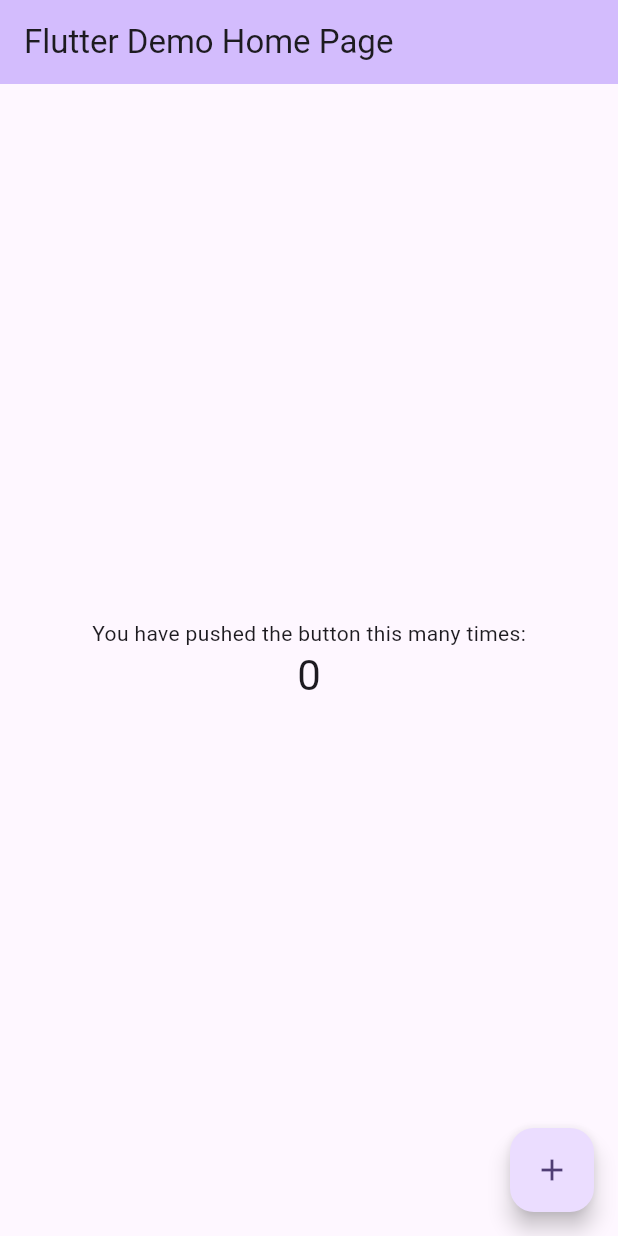
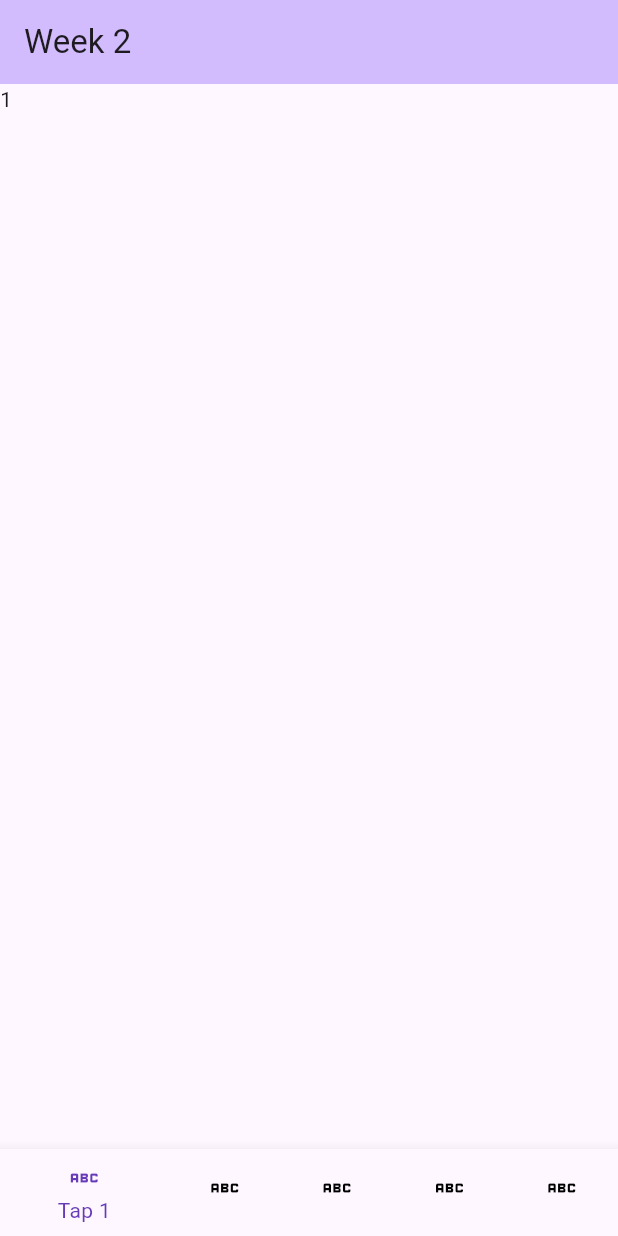
Before and after one commit to sanananan3/madweek2, a Flutter app: the screen it shows after launch, on a phone screen of 412 x 824 dp. Run offline on Flutter 3.47's test engine with Material 3 defaults, Android fonts, the light colour scheme and no system bars.

Commit message:
Implement tab.

```diff
--- a/lib/main.dart
+++ b/lib/main.dart
@@ -15,54 +15,69 @@ class MyApp extends StatelessWidget {
         colorScheme: ColorScheme.fromSeed(seedColor: Colors.deepPurple),
         useMaterial3: true,
       ),
-      home: const MyHomePage(title: 'Flutter Demo Home Page'),
+      home: const MyHomePage(),
     );
   }
 }
 
 class MyHomePage extends StatefulWidget {
-  const MyHomePage({super.key, required this.title});
-
-  final String title;
+  const MyHomePage({super.key});
 
   @override
   State<MyHomePage> createState() => _MyHomePageState();
 }
 
 class _MyHomePageState extends State<MyHomePage> {
-  int _counter = 0;
-
-  void _incrementCounter() {
-    setState(() {
-      _counter++;
-    });
-  }
+  int _currentIndex = 0;
 
   @override
   Widget build(BuildContext context) {
     return Scaffold(
       appBar: AppBar(
         backgroundColor: Theme.of(context).colorScheme.inversePrimary,
-        title: Text(widget.title),
+        title: const Text('Week 2'),
       ),
-      body: Center(
-        child: Column(
-          mainAxisAlignment: MainAxisAlignment.center,
-          children: <Widget>[
-            const Text(
-              'You have pushed the button this many times:',
-            ),
-            Text(
-              '$_counter',
-              style: Theme.of(context).textTheme.headlineMedium,
-            ),
-          ],
-        ),
+      body: IndexedStack(
+        index: _currentIndex,
+        children: const [
+          Text('1'),
+          Text('2'),
+          Text('3'),
+          Text('4'),
+          Text('5'),
+        ],
       ),
-      floatingActionButton: FloatingActionButton(
-        onPressed: _incrementCounter,
-        tooltip: 'Increment',
-        child: const Icon(Icons.add),
+      bottomNavigationBar: BottomNavigationBar(
+        currentIndex: _currentIndex,
+        selectedItemColor: Colors.deepPurple,
+        unselectedItemColor: Colors.black,
+        onTap: (index) {
+          setState(() {
+            _currentIndex = index;
+          });
+        },
+        items: const [
+          BottomNavigationBarItem(
+            icon: Icon(Icons.abc),
+            label: 'Tap 1',
+          ),
+          BottomNavigationBarItem(
+            icon: Icon(Icons.abc),
+            label: 'Tap 2',
+          ),
+          BottomNavigationBarItem(
+            icon: Icon(Icons.abc),
+            label: 'Tap 3',
+          ),
+          BottomNavigationBarItem(
+            icon: Icon(Icons.abc),
+            label: 'Tap 4',
+          ),
+          BottomNavigationBarItem(
+            icon: Icon(Icons.abc),
+            label: 'Tap 5',
+          ),
+        ],
       ),
     );
   }
```
